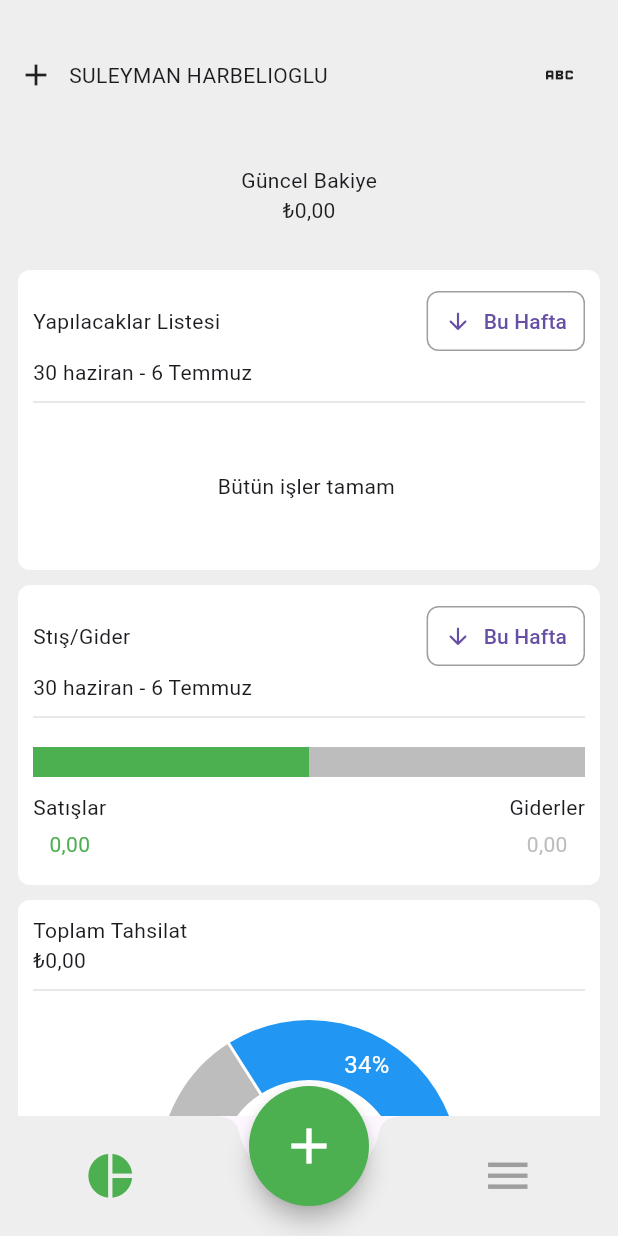
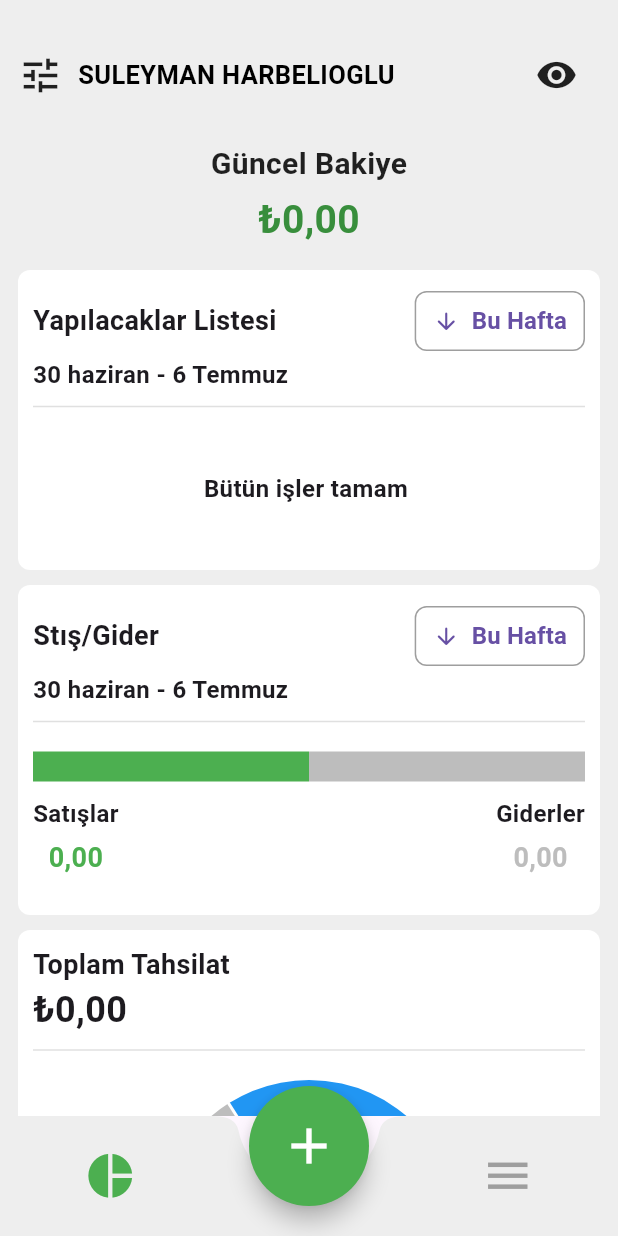
Before and after one commit to suleymanharbelioglu/accounting-app, a Flutter app: the screen it shows after launch, after a tap on "Bu Hafta", on a phone screen of 412 x 824 dp. Run offline on Flutter 3.47's test engine with Material 3 defaults, Android fonts, the phone set to English and light mode, and no system bars; drawn by our look-alikes of fl_chart; our stand-ins replace flutter_bloc, get_it.

Commit message:
basic changes

```diff
--- a/lib/presentation/home/widgets/collections.dart
+++ b/lib/presentation/home/widgets/collections.dart
@@ -17,22 +17,23 @@ class Collections extends StatelessWidget {
       child: Column(
         crossAxisAlignment: CrossAxisAlignment.start,
         children: [
-          Text("Toplam Tahsilat"),
-          Text("₺0,00"),
-          Divider(
-            color: Colors.grey.shade300, // açık gri
-            thickness: 1, // çizgi kalınlığı
-            height: 20, // üst-alt boşluk
+          Text(
+            "Toplam Tahsilat",
+            style: TextStyle(fontSize: 18, fontWeight: FontWeight.bold),
           ),
+          Text(
+            "₺0,00",
+            style: TextStyle(fontSize: 24, fontWeight: FontWeight.bold),
+          ),
+          Divider(color: Colors.grey.shade300, thickness: 1, height: 20),
           SizedBox(height: 10),
           Container(
-            // color: Colors.amber,
             height: 200,
             width: double.infinity,
             child: PieChart(
               PieChartData(
-                sectionsSpace: 2, // dilimler arası boşluk
-                centerSpaceRadius: 60, // ortası boş bırakmak istersen
+                sectionsSpace: 2,
+                centerSpaceRadius: 60,
                 sections: [
                   PieChartSectionData(
                     value: 33,
@@ -63,7 +64,6 @@ class Collections extends StatelessWidget {
               SizedBox(height: 5),
               collectionBarRow(Colors.green, "Gecikmiş Çek", 0.00),
               SizedBox(height: 5),
-
               collectionBarRow(Colors.grey.shade400, "Planlanmamış", 0.00),
             ],
           ),
@@ -76,8 +76,20 @@ class Collections extends StatelessWidget {
     return Row(
       mainAxisAlignment: MainAxisAlignment.spaceBetween,
       children: [
-        Row(children: [colorDot(dotColor), SizedBox(width: 5), Text(barText)]),
-        Text("₺" + value.toString()),
+        Row(
+          children: [
+            colorDot(dotColor),
+            SizedBox(width: 5),
+            Text(
+              barText,
+              style: TextStyle(fontSize: 14, fontWeight: FontWeight.bold),
+            ),
+          ],
+        ),
+        Text(
+          "₺" + value.toString(),
+          style: TextStyle(fontSize: 14, fontWeight: FontWeight.bold),
+        ),
       ],
     );
   }
--- a/lib/presentation/home/widgets/current_balance.dart
+++ b/lib/presentation/home/widgets/current_balance.dart
@@ -13,7 +13,25 @@ class CurrentBalance extends StatelessWidget {
       child: Column(
         mainAxisAlignment: MainAxisAlignment.center,
         crossAxisAlignment: CrossAxisAlignment.center,
-        children: [Text("Güncel Bakiye"), Text("₺0,00")],
+        children: [
+          Text(
+            "Güncel Bakiye",
+            style: TextStyle(
+              fontSize: 20, // başlık boyutu
+              fontWeight: FontWeight.bold, // kalın yazı
+              color: Colors.black87,
+            ),
+          ),
+          SizedBox(height: 4), // dikey boşluk
+          Text(
+            "₺0,00",
+            style: TextStyle(
+              fontSize: 26, // rakamlar daha büyük
+              fontWeight: FontWeight.bold,
+              color: Colors.green.shade700, // renk isteğe göre değiştirilebilir
+            ),
+          ),
+        ],
       ),
     );
   }
--- a/lib/presentation/home/widgets/header.dart
+++ b/lib/presentation/home/widgets/header.dart
@@ -14,14 +14,21 @@ class Header extends StatelessWidget {
         children: [
           Row(
             children: [
-              Icon(Icons.add),
+              Icon(Icons.tune, size: 30),
               SizedBox(width: 10),
-              Text("SULEYMAN HARBELIOGLU"),
+              Text(
+                "SULEYMAN HARBELIOGLU",
+                style: TextStyle(
+                  fontSize: 17, // Yazı boyutu (isteğe göre büyütülebilir)
+                  fontWeight: FontWeight.bold, // Kalın yazı
+                  color: Colors.black, // Renk (isteğe göre)
+                ),
+              ),
             ],
           ),
           Padding(
             padding: const EdgeInsets.only(right: 15),
-            child: Icon(Icons.abc),
+            child: Icon(Icons.visibility, size: 28),
           ),
         ],
       ),
--- a/lib/presentation/home/widgets/payments.dart
+++ b/lib/presentation/home/widgets/payments.dart
@@ -17,22 +17,23 @@ class Payments extends StatelessWidget {
       child: Column(
         crossAxisAlignment: CrossAxisAlignment.start,
         children: [
-          Text("Toplam Ödemeler"),
-          Text("₺0,00"),
-          Divider(
-            color: Colors.grey.shade300, // açık gri
-            thickness: 1, // çizgi kalınlığı
-            height: 20, // üst-alt boşluk
+          Text(
+            "Toplam Ödemeler",
+            style: TextStyle(fontSize: 18, fontWeight: FontWeight.bold),
           ),
+          Text(
+            "₺0,00",
+            style: TextStyle(fontSize: 24, fontWeight: FontWeight.bold),
+          ),
+          Divider(color: Colors.grey.shade300, thickness: 1, height: 20),
           SizedBox(height: 10),
           Container(
-            // color: Colors.amber,
             height: 200,
             width: double.infinity,
             child: PieChart(
               PieChartData(
-                sectionsSpace: 2, // dilimler arası boşluk
-                centerSpaceRadius: 60, // ortası boş bırakmak istersen
+                sectionsSpace: 2,
+                centerSpaceRadius: 60,
                 sections: [
                   PieChartSectionData(
                     value: 33,
@@ -63,7 +64,6 @@ class Payments extends StatelessWidget {
               SizedBox(height: 5),
               paymentBarRow(Colors.brown, "Gecikmiş Çek", 0.00),
               SizedBox(height: 5),
-
               paymentBarRow(Colors.grey.shade400, "Planlanmamış", 0.00),
             ],
           ),
@@ -76,8 +76,20 @@ class Payments extends StatelessWidget {
     return Row(
       mainAxisAlignment: MainAxisAlignment.spaceBetween,
       children: [
-        Row(children: [colorDot(dotColor), SizedBox(width: 5), Text(barText)]),
-        Text("₺" + value.toString()),
+        Row(
+          children: [
+            colorDot(dotColor),
+            SizedBox(width: 5),
+            Text(
+              barText,
+              style: TextStyle(fontSize: 14, fontWeight: FontWeight.bold),
+            ),
+          ],
+        ),
+        Text(
+          "₺" + value.toString(),
+          style: TextStyle(fontSize: 14, fontWeight: FontWeight.bold),
+        ),
       ],
     );
   }
--- a/lib/presentation/home/widgets/sales_expense.dart
+++ b/lib/presentation/home/widgets/sales_expense.dart
@@ -9,7 +9,7 @@ class SalesExpense extends StatelessWidget {
     return Container(
       padding: EdgeInsets.all(10),
       width: double.infinity,
-      height: 200,
+      height: 220,
       decoration: BoxDecoration(
         color: Colors.white,
         borderRadius: BorderRadius.circular(8),
@@ -20,39 +20,41 @@ class SalesExpense extends StatelessWidget {
           Row(
             mainAxisAlignment: MainAxisAlignment.spaceBetween,
             children: [
-              Text("Stış/Gider"),
+              Text(
+                "Stış/Gider",
+                style: TextStyle(fontSize: 18, fontWeight: FontWeight.bold),
+              ),
               TextButton.icon(
                 onPressed: () {},
-                label: Text("Bu Hafta"),
+                label: Text(
+                  "Bu Hafta",
+                  style: TextStyle(fontSize: 16, fontWeight: FontWeight.bold),
+                ),
                 icon: Icon(Icons.arrow_downward_rounded),
                 style: TextButton.styleFrom(
-                  side: BorderSide(
-                    color: Colors.grey, // çizgi rengi
-                    width: 1, // çizgi kalınlığı
-                  ),
+                  side: BorderSide(color: Colors.grey, width: 1),
                   shape: RoundedRectangleBorder(
-                    borderRadius: BorderRadius.circular(8), // köşe yuvarlama
+                    borderRadius: BorderRadius.circular(8),
                   ),
                   padding: EdgeInsets.symmetric(horizontal: 12, vertical: 8),
                 ),
               ),
             ],
           ),
-          Text("30 haziran - 6 Temmuz"),
-          Divider(
-            color: Colors.grey.shade300, // açık gri
-            thickness: 1, // çizgi kalınlığı
-            height: 20, // üst-alt boşluk
+          Text(
+            "30 haziran - 6 Temmuz",
+            style: TextStyle(fontSize: 16, fontWeight: FontWeight.bold),
           ),
+          Divider(color: Colors.grey.shade300, thickness: 1, height: 20),
           SizedBox(height: 10),
           Row(
             children: [
               Expanded(
-                flex: 50, // %50 satış
+                flex: 50,
                 child: Container(height: 20, color: AppColors.primary),
               ),
               Expanded(
-                flex: 50, // %50 gider
+                flex: 50,
                 child: Container(height: 20, color: Colors.grey.shade400),
               ),
             ],
@@ -63,17 +65,36 @@ class SalesExpense extends StatelessWidget {
             children: [
               Column(
                 children: [
-                  Text("Satışlar"),
+                  Text(
+                    "Satışlar",
+                    style: TextStyle(fontSize: 16, fontWeight: FontWeight.bold),
+                  ),
                   SizedBox(height: 5),
-                  Text("0,00", style: TextStyle(color: AppColors.primary)),
+                  Text(
+                    "0,00",
+                    style: TextStyle(
+                      color: AppColors.primary,
+                      fontSize: 18,
+                      fontWeight: FontWeight.bold,
+                    ),
+                  ),
                 ],
               ),
               Column(
                 children: [
-                  Text("Giderler"),
+                  Text(
+                    "Giderler",
+                    style: TextStyle(fontSize: 16, fontWeight: FontWeight.bold),
+                  ),
                   SizedBox(height: 5),
-
-                  Text("0,00", style: TextStyle(color: Colors.grey.shade400)),
+                  Text(
+                    "0,00",
+                    style: TextStyle(
+                      color: Colors.grey.shade400,
+                      fontSize: 18,
+                      fontWeight: FontWeight.bold,
+                    ),
+                  ),
                 ],
               ),
             ],
--- a/lib/presentation/home/widgets/todo_list.dart
+++ b/lib/presentation/home/widgets/todo_list.dart
@@ -19,34 +19,41 @@ class TodoList extends StatelessWidget {
           Row(
             mainAxisAlignment: MainAxisAlignment.spaceBetween,
             children: [
-              Text("Yapılacaklar Listesi"),
+              Text(
+                "Yapılacaklar Listesi",
+                style: TextStyle(fontSize: 18, fontWeight: FontWeight.bold),
+              ),
               TextButton.icon(
                 onPressed: () {},
-                label: Text("Bu Hafta"),
+                label: Text(
+                  "Bu Hafta",
+                  style: TextStyle(fontSize: 16, fontWeight: FontWeight.bold),
+                ),
                 icon: Icon(Icons.arrow_downward_rounded),
                 style: TextButton.styleFrom(
-                  side: BorderSide(
-                    color: Colors.grey, // çizgi rengi
-                    width: 1, // çizgi kalınlığı
-                  ),
+                  side: BorderSide(color: Colors.grey, width: 1),
                   shape: RoundedRectangleBorder(
-                    borderRadius: BorderRadius.circular(8), // köşe yuvarlama
+                    borderRadius: BorderRadius.circular(8),
                   ),
                   padding: EdgeInsets.symmetric(horizontal: 12, vertical: 8),
                 ),
               ),
             ],
           ),
-          Text("30 haziran - 6 Temmuz"),
-          Divider(
-            color: Colors.grey.shade300, // açık gri
-            thickness: 1, // çizgi kalınlığı
-            height: 20, // üst-alt boşluk
+          Text(
+            "30 haziran - 6 Temmuz",
+            style: TextStyle(fontSize: 16, fontWeight: FontWeight.bold),
           ),
+          Divider(color: Colors.grey.shade300, thickness: 1, height: 20),
           Expanded(
             child: Container(
               width: double.infinity,
-              child: Center(child: Text("Bütün işler tamam ")),
+              child: Center(
+                child: Text(
+                  "Bütün işler tamam ",
+                  style: TextStyle(fontSize: 16, fontWeight: FontWeight.bold),
+                ),
+              ),
             ),
           ),
         ],
```
